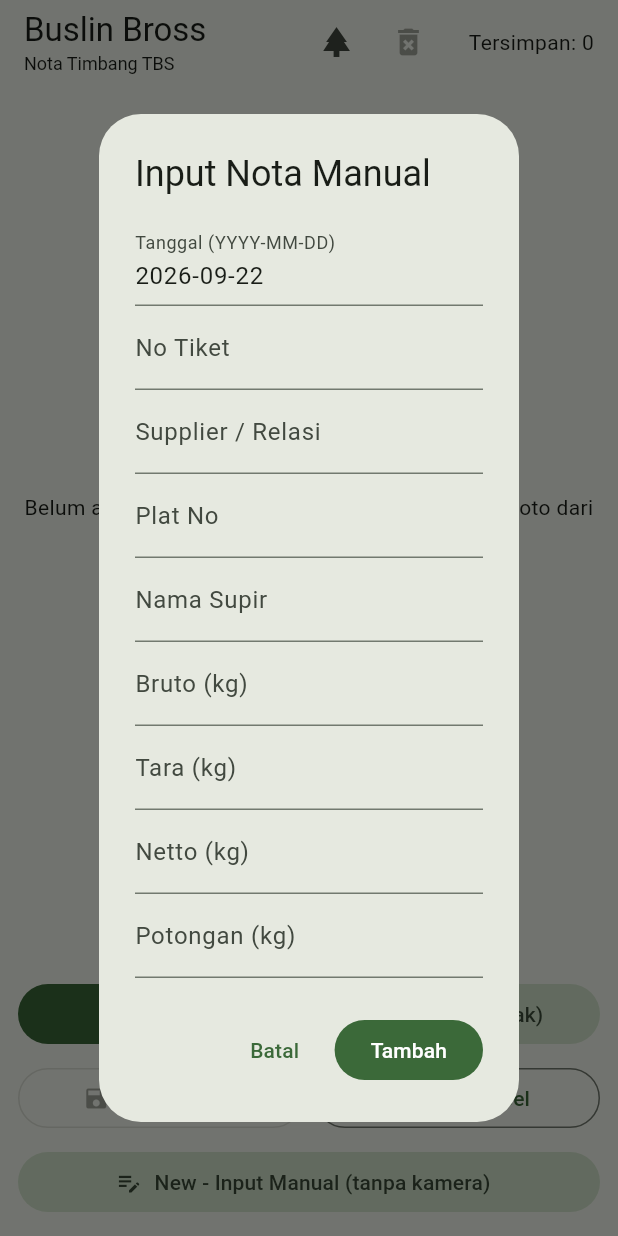
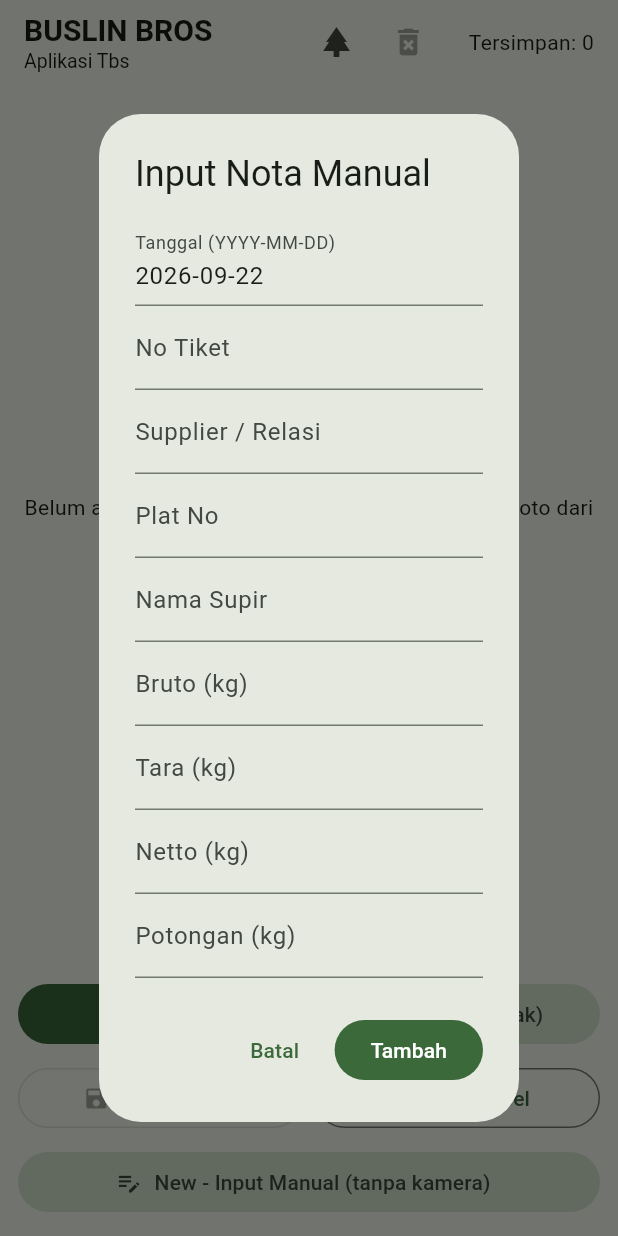
Before and after one commit to mobilex979/APPTBS, a Flutter app: the screen it shows after launch, after a tap on "New - Input Manual (tanpa kamera)", on a phone screen of 412 x 824 dp. Run offline on Flutter 3.47's test engine with Material 3 defaults, Android fonts, the phone set to English and light mode, and no system bars; our stand-ins replace image_picker, share_plus, sqflite; missing offline and left inert: google_mlkit_text_recognition, syncfusion_flutter_xlsio; accounts and stored records are empty.

Commit message:
Add files via upload

```diff
--- a/lib/main.dart
+++ b/lib/main.dart
@@ -12,12 +12,52 @@ import 'nota_parser.dart';
 
 void main() => runApp(const MyApp());
 
+// ============================================================
+// PILIH TEMA TAMPILAN — cukup ganti angka PILIH_TEMA: 1 / 2 / 3 / 4
+//   1 = Hijau Sawit     : terang, klasik, seperti sekarang
+//   2 = Hijau Tua       : elegan/premium, AppBar hijau tua
+//   3 = Biru Profesional: netral formal, cocok untuk kantor
+//   4 = Dark Mode       : gelap, nyaman dipakai malam hari
+// ============================================================
+const int PILIH_TEMA = 1;
+
+ThemeData temaAplikasi(int pilihan) {
+  switch (pilihan) {
+    case 2: // Hijau Tua Elegan
+      return ThemeData(
+        colorSchemeSeed: const Color(0xFF1B5E20),
+        useMaterial3: true,
+        appBarTheme: const AppBarTheme(
+          backgroundColor: Color(0xFF1B5E20),
+          foregroundColor: Colors.white,
+        ),
+      );
+    case 3: // Biru Profesional
+      return ThemeData(
+        colorSchemeSeed: Colors.indigo,
+        useMaterial3: true,
+        appBarTheme: const AppBarTheme(
+          backgroundColor: Color(0xFF283593),
+          foregroundColor: Colors.white,
+        ),
+      );
+    case 4: // Dark Mode
+      return ThemeData(
+        colorSchemeSeed: Colors.green,
+        brightness: Brightness.dark,
+        useMaterial3: true,
+      );
+    default: // 1 = Hijau Sawit
+      return ThemeData(colorSchemeSeed: Colors.green, useMaterial3: true);
+  }
+}
+
 class MyApp extends StatelessWidget {
   const MyApp({super.key});
   @override
   Widget build(BuildContext context) => MaterialApp(
-        title: 'Buslin Bross - Nota Timbang TBS',
-        theme: ThemeData(colorSchemeSeed: Colors.green, useMaterial3: true),
+        title: 'BUSLIN BROS - Aplikasi Tbs',
+        theme: temaAplikasi(PILIH_TEMA),
         home: const HomePage(),
         debugShowCheckedModeBanner: false,
       );
@@ -344,15 +384,19 @@ class _HomePageState extends State<HomePage> {
           textAlign: TextAlign.center));
     }
     return Column(children: [
-      Padding(
-        padding: const EdgeInsets.fromLTRB(12, 8, 12, 0),
+      Card(
+        margin: const EdgeInsets.fromLTRB(12, 8, 12, 4),
+        color: Colors.green[50],
+        elevation: 2,
+        child: Padding(
+          padding: const EdgeInsets.symmetric(horizontal: 12, vertical: 10),
           child: Row(children: [
-          const Icon(Icons.table_chart, size: 18, color: Colors.green),
-          const SizedBox(width: 8),
+            const Icon(Icons.table_chart, size: 26, color: Colors.green),
+            const SizedBox(width: 10),
             Expanded(
               child: Column(crossAxisAlignment: CrossAxisAlignment.start, children: [
                 Text('Rekap Tersimpan: $savedCount nota',
-                  style: const TextStyle(fontWeight: FontWeight.bold)),
+                    style: const TextStyle(fontWeight: FontWeight.bold, fontSize: 17)),
                 Text(
                   () {
                   final totBerat = savedRows.fold<double>(0,
@@ -362,13 +406,14 @@ class _HomePageState extends State<HomePage> {
                   final avg = totJjg > 0 ? totBerat / totJjg : null;
                   return 'Total: ${fmtNum(totBerat)} kg \u2022 '
                       'Panen ${fmtNum(totJjg)} jjg \u2022 '
-                      'Avg: ${avg != null ? avg.toStringAsFixed(1) : '-'} kg/JJG';
-                }(),
-                style: const TextStyle(fontSize: 12, color: Colors.black87),
+                      'Avg: ${avg != null ? avg.toStringAsFixed(1) : '-'} kg/JJG';}(),
+                  style: const TextStyle(fontSize: 14, fontWeight: FontWeight.bold,
+                      color: Colors.black87),
                 ),
               ]),
             ),
           ]),
+        ),
       ),
       const Divider(),
       Expanded(
@@ -418,9 +463,10 @@ class _HomePageState extends State<HomePage> {
         title: const Column(
           crossAxisAlignment: CrossAxisAlignment.start,
           children: [
-            Text('Buslin Bross'),
-            Text('Nota Timbang TBS',
-                style: TextStyle(fontSize: 12, fontWeight: FontWeight.normal)),
+            Text('BUSLIN BROS',
+                style: TextStyle(fontWeight: FontWeight.bold, fontSize: 20)),
+            Text('Aplikasi Tbs',
+                style: TextStyle(fontSize: 13, fontWeight: FontWeight.normal)),
           ],
         ),
         actions: [
```
Lines whose indentation alone changed are shown as unchanged.
